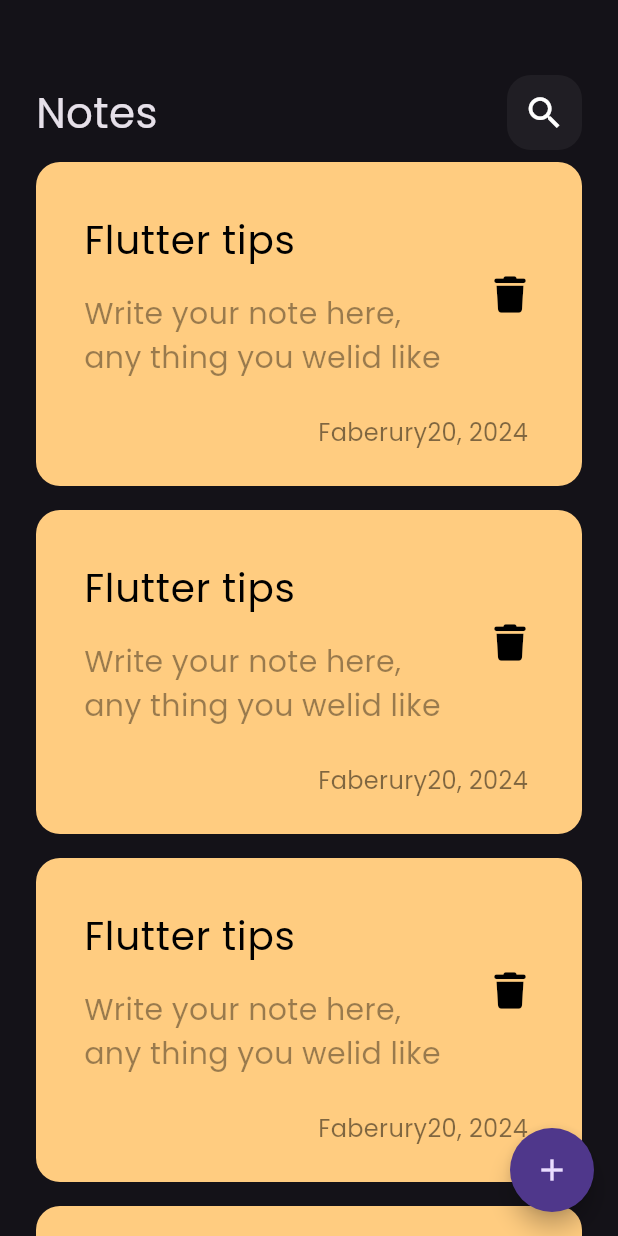
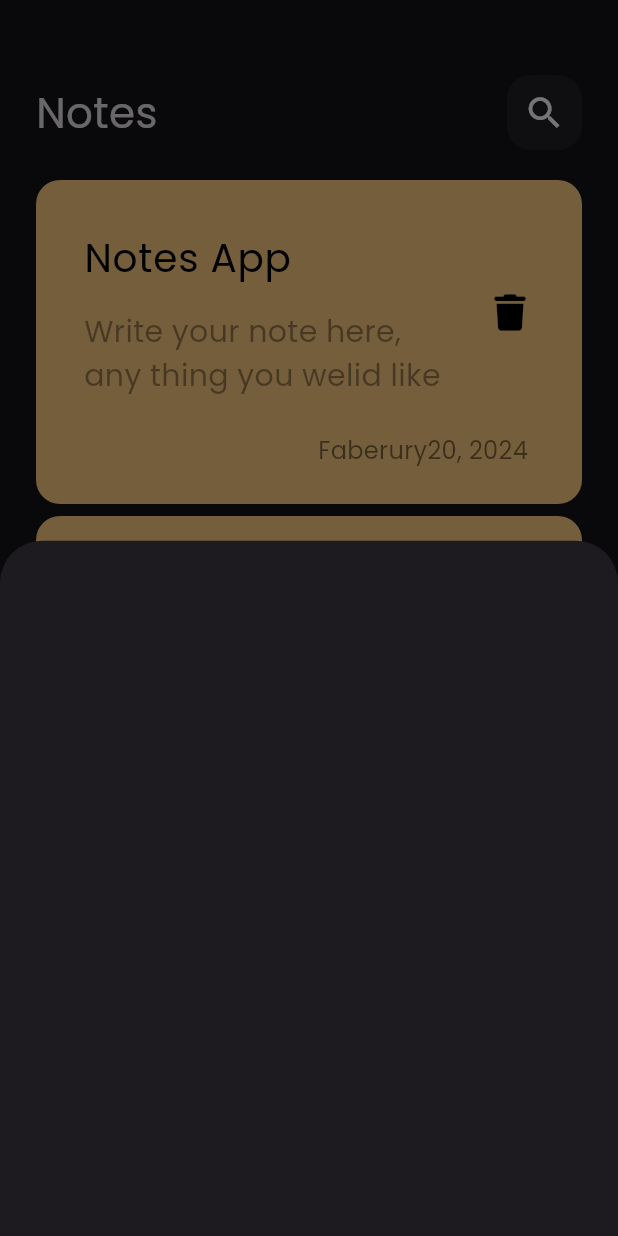
Before and after one commit to engmohammadse/notes_app, a Flutter app: the screen it shows after launch, after a tap on the "add" icon, on a phone screen of 412 x 824 dp. Run offline on Flutter 3.47's test engine with Material 3 defaults, Android fonts, the phone set to English and light mode, and no system bars; our stand-ins replace font_awesome_flutter.

Commit message:
show modal bottom sheet

```diff
--- a/lib/views/notes_view.dart
+++ b/lib/views/notes_view.dart
@@ -1,4 +1,5 @@
 import 'package:flutter/material.dart';
+import 'package:notes_app/widgets/add_note_bottom_sheet.dart';
 import 'package:notes_app/widgets/notes_view_body.dart';
 
 class NotesView extends StatelessWidget {
@@ -11,7 +12,13 @@ class NotesView extends StatelessWidget {
 
       // circular action botton
       floatingActionButton: FloatingActionButton(
-        onPressed: () {},
+        onPressed: () {
+          showModalBottomSheet(
+              context: context,
+              builder: (context) {
+                return const AddNoteButtomsheet();
+              });
+        },
         shape: RoundedRectangleBorder(
           borderRadius: BorderRadius.circular(30.0),
         ),
--- /dev/null
+++ b/lib/widgets/add_note_bottom_sheet.dart
@@ -0,0 +1,10 @@
+import 'package:flutter/material.dart';
+
+class AddNoteButtomsheet extends StatelessWidget {
+  const AddNoteButtomsheet({super.key});
+
+  @override
+  Widget build(BuildContext context) {
+    return Container();
+  }
+}
--- a/lib/widgets/custom_note_item.dart
+++ b/lib/widgets/custom_note_item.dart
@@ -1,4 +1,3 @@
-
 import 'package:flutter/material.dart';
 import 'package:font_awesome_flutter/font_awesome_flutter.dart';
 
@@ -18,7 +17,7 @@ class NoteItem extends StatelessWidget {
         children: [
           ListTile(
             title: const Text(
-              'Flutter tips',
+              'Notes App',
               style: TextStyle(fontSize: 26, color: Colors.black),
             ),
             subtitle: Padding(
--- a/lib/widgets/notes_list_view.dart
+++ b/lib/widgets/notes_list_view.dart
@@ -6,11 +6,16 @@ class NotesListView extends StatelessWidget {
 
   @override
   Widget build(BuildContext context) {
-    return ListView.builder(itemBuilder: (context, index) {
-      return const Padding(
-        padding: EdgeInsets.symmetric(vertical: 8),
-        child: NoteItem(),
-      );
-    });
+    return Padding(
+      padding: const EdgeInsets.symmetric(vertical: 16),
+      child: ListView.builder(
+          padding: EdgeInsets.zero,
+          itemBuilder: (context, index) {
+            return const Padding(
+              padding: EdgeInsets.symmetric(vertical: 4),
+              child: NoteItem(),
+            );
+          }),
+    );
   }
 }
```
